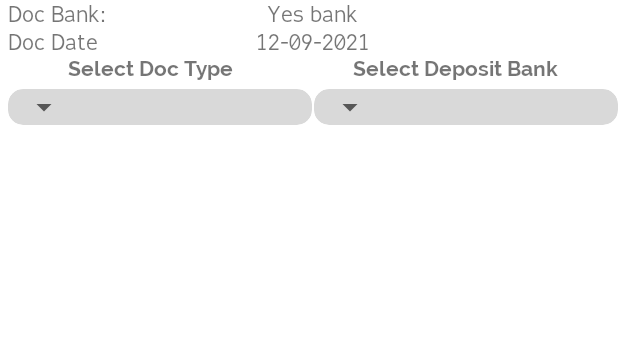
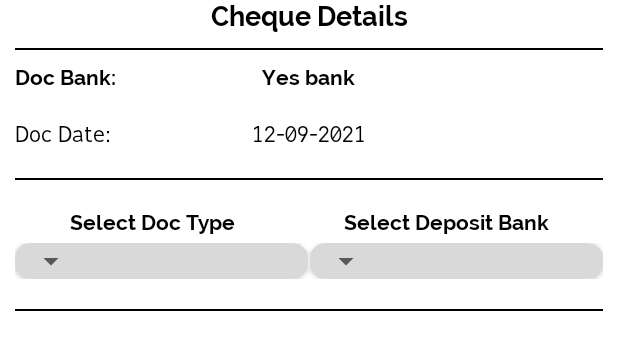
Before and after one commit to saffull/TSmith-Multi-Warehouse-SO, an Android app: the layout cheque_dialog.xml on its own in the app's theme, with its tools: preview values and no code run, on a phone screen of 412 x 824 dp. Shown: the top 350 px of the screen. Run offline under Robolectric (Android 15) with nearby library versions, the phone set to English and light mode, and no system bars.

Commit message:
MW-SO_0.10.3

```diff
--- a/MWSO/app/build.gradle
+++ b/MWSO/app/build.gradle
@@ -10,7 +10,7 @@ android {
         minSdk 21
         targetSdk 30
         versionCode 1
-        versionName "0.10.2"
+        versionName "0.10.3"
 
         testInstrumentationRunner "androidx.test.runner.AndroidJUnitRunner"
     }
@@ -38,4 +38,7 @@ dependencies {
     androidTestImplementation 'androidx.test.espresso:espresso-core:3.4.0'
     implementation 'com.google.code.gson:gson:2.2.4'
     implementation 'com.karumi:dexter:6.2.2'
+    implementation 'com.fasterxml.jackson.core:jackson-core:2.11.1'
+    implementation 'com.fasterxml.jackson.core:jackson-annotations:2.11.1'
+    implementation 'com.fasterxml.jackson.core:jackson-databind:2.11.1'
 }
--- a/MWSO/app/src/main/res/layout/autofill_dialog.xml
+++ b/MWSO/app/src/main/res/layout/autofill_dialog.xml
@@ -7,6 +7,7 @@
     <EditText
         android:id="@+id/etUserInput"
         android:hint="Enter the Amount"
+        android:inputType="number"
         android:layout_width="match_parent"
         android:layout_height="wrap_content" >
 
--- a/MWSO/app/src/main/res/layout/cheque_dialog.xml
+++ b/MWSO/app/src/main/res/layout/cheque_dialog.xml
@@ -1,13 +1,64 @@
 <?xml version="1.0" encoding="utf-8"?>
 <LinearLayout xmlns:android="http://schemas.android.com/apk/res/android"
+    xmlns:app="http://schemas.android.com/apk/res-auto"
     android:layout_width="match_parent"
-    xmlns:app="http://schemas.android.com/apk/res-auto"
-    android:orientation="vertical"
-    android:layout_height="match_parent">
+    android:layout_height="match_parent"
+    android:orientation="vertical">
+
     <LinearLayout
         android:layout_width="match_parent"
         android:layout_height="wrap_content"
-        android:layout_marginLeft="5dp"
+        android:layout_marginBottom="10dp"
+        android:orientation="horizontal">
+
+        <TextView
+            android:id="@+id/textView7"
+            android:layout_width="0dp"
+            android:layout_height="wrap_content"
+            android:layout_weight="1"
+            android:fontFamily="@font/ralewaybold"
+            android:gravity="center"
+            android:text="Cheque Details"
+            android:textColor="@color/black"
+            android:textSize="18sp" />
+
+    </LinearLayout>
+
+    <View
+        android:layout_width="match_parent"
+        android:layout_height="1dp"
+        android:layout_marginLeft="10dp"
+        android:layout_marginRight="10dp"
+        android:background="#000000" />
+
+    <LinearLayout
+        android:layout_width="match_parent"
+        android:layout_height="wrap_content"
+        android:layout_margin="10dp"
+        android:orientation="horizontal">
+
+        <TextView
+            android:layout_width="0dp"
+            android:layout_height="wrap_content"
+            android:layout_weight="1"
+            android:fontFamily="@font/ralewaybold"
+            android:text="Doc Bank:"
+            android:textColor="@color/black" />
+
+        <TextView
+            android:layout_width="wrap_content"
+            android:layout_height="wrap_content"
+            android:layout_weight="1"
+            android:fontFamily="@font/ralewaybold"
+            android:text="Yes bank"
+            android:textColor="@color/black" />
+
+    </LinearLayout>
+
+    <LinearLayout
+        android:layout_width="match_parent"
+        android:layout_height="wrap_content"
+        android:layout_margin="10dp"
         android:orientation="horizontal">
 
         <TextView
@@ -15,44 +66,31 @@
             android:layout_height="wrap_content"
             android:layout_weight="1"
             android:fontFamily="@font/fabrica"
-            android:text="Doc Bank:" />
+            android:text="Doc Date:"
+            android:textColor="@color/black" />
 
         <TextView
             android:layout_width="wrap_content"
             android:layout_height="wrap_content"
             android:layout_weight="1"
             android:fontFamily="@font/fabrica"
-            android:text="Yes bank" />
+            android:text="12-09-2021"
+            android:textColor="@color/black" />
 
     </LinearLayout>
-    <LinearLayout
+
+    <View
         android:layout_width="match_parent"
-        android:layout_height="wrap_content"
-        android:layout_marginLeft="5dp"
-        android:orientation="horizontal">
+        android:layout_height="1dp"
+        android:layout_margin="10dp"
+        android:background="#000000" />
 
-        <TextView
-            android:layout_width="0dp"
-            android:layout_height="wrap_content"
-            android:layout_weight="1"
-            android:fontFamily="@font/fabrica"
-            android:text="Doc Date" />
-
-        <TextView
-            android:layout_width="wrap_content"
-            android:layout_height="wrap_content"
-            android:layout_weight="1"
-            android:fontFamily="@font/fabrica"
-            android:text="12-09-2021" />
-
-    </LinearLayout>
     <LinearLayout
         android:id="@+id/paymentDetails"
         android:layout_width="match_parent"
         android:layout_height="wrap_content"
-        android:layout_marginLeft="5dp"
+        android:layout_margin="10dp"
         android:orientation="vertical">
-
 
 
         <LinearLayout
@@ -66,7 +104,8 @@
                 android:layout_weight="1"
                 android:fontFamily="@font/ralewaybold"
                 android:gravity="center"
-                android:text="Select Doc Type" />
+                android:text="Select Doc Type"
+                android:textColor="@color/black" />
 
             <TextView
                 android:layout_width="wrap_content"
@@ -74,7 +113,8 @@
                 android:layout_weight="1"
                 android:fontFamily="@font/ralewaybold"
                 android:gravity="center"
-                android:text="Select Deposit Bank" />
+                android:text="Select Deposit Bank"
+                android:textColor="@color/black" />
 
         </LinearLayout>
 
@@ -123,4 +163,10 @@
         </LinearLayout>
     </LinearLayout>
 
+    <View
+        android:layout_width="match_parent"
+        android:layout_height="1dp"
+        android:layout_margin="10dp"
+        android:background="#000000" />
+
 </LinearLayout>
```
Also changed, not shown: MWSO/app/src/main/java/com/techsmith/mw_so/Collections.java (+349 -8 lines), MWSO/app/src/main/java/com/techsmith/mw_so/collection_utils/Collection.java (added, +9 -0 lines), MWSO/app/src/main/java/com/techsmith/mw_so/collection_utils/CollectionPL.java (added, +30 -0 lines), MWSO/app/src/main/java/com/techsmith/mw_so/collection_utils/SOCollectionAdapter.java (added, +57 -0 lines), MWSO/app/src/main/res/layout/activity_collections.xml (+56 -10 lines), MWSO/app/src/main/res/layout/collection_row_layout.xml (added, +47 -0 lines).
